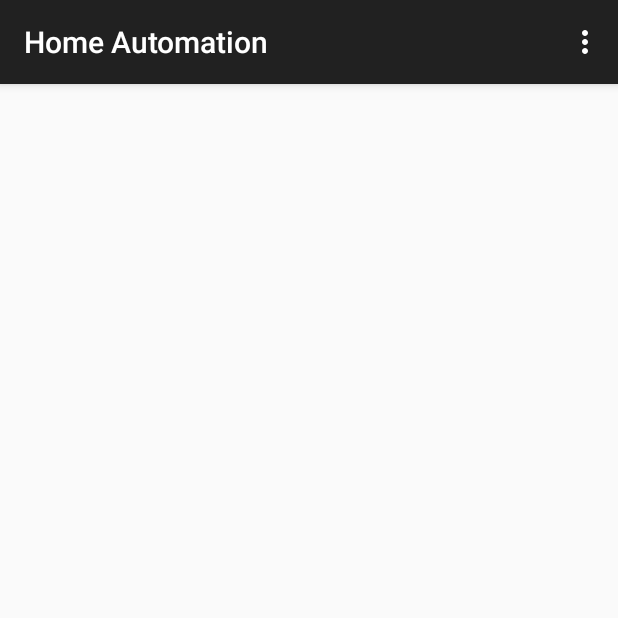
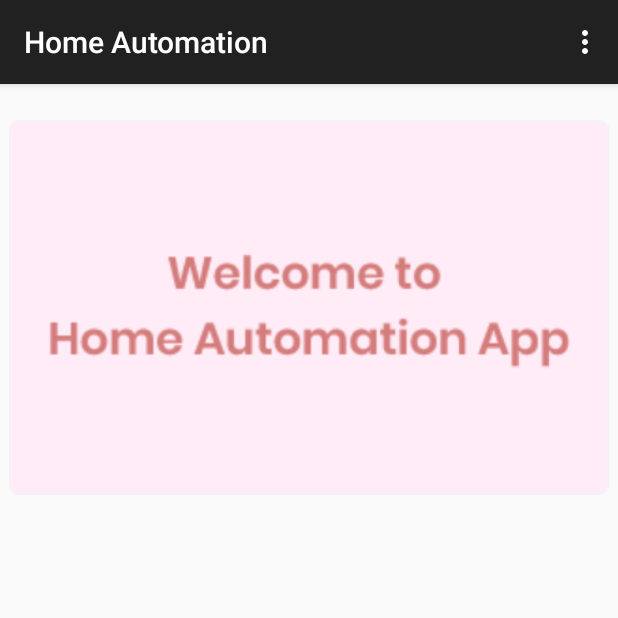
Before and after one commit to ivenacindy/HomeAutomation, an Android app: the MainActivity screen opened directly, with no data from a screen before it, on a phone screen of 412 x 824 dp, the top half of it. Run offline under Robolectric (Android 15) with nearby library versions, the phone set to English and light mode, and no system bars; our stand-ins replace Firebase (no records; nobody signed in at launch, a user with empty details on screens opened directly); libraries missing offline, so code that uses them is left out: com.firebase.client.

Commit message:
update imgview di main

```diff
--- a/app/src/main/java/com/example/homeautomation/MainActivity.java
+++ b/app/src/main/java/com/example/homeautomation/MainActivity.java
@@ -9,6 +9,9 @@ import android.support.v7.widget.RecyclerView;
 import android.view.Menu;
 import android.view.MenuInflater;
 import android.view.MenuItem;
+import android.widget.ImageView;
+import android.widget.Switch;
+import android.widget.TextView;
 import android.widget.Toast;
 
 import com.firebase.client.Firebase;
@@ -20,6 +23,8 @@ import com.google.firebase.database.ValueEventListener;
 
 import java.util.ArrayList;
 import java.util.List;
+
+import static com.example.homeautomation.R.drawable.welcome;
 
 public class MainActivity extends AppCompatActivity {
 
@@ -34,7 +39,9 @@ public class MainActivity extends AppCompatActivity {
     public static final String Firebase_Server_URL = "https://homeautomation-a5039.firebaseio.com/";
     public static final String Database_Path = "homeautomation-a5039";
 
-
+    Switch onoff;
+    TextView roomName;
+    ImageView imageView;
 
     public MainActivity(){}
 
@@ -45,6 +52,8 @@ public class MainActivity extends AppCompatActivity {
 
 //        firebase = new Firebase(Firebase_Server_URL);
 
+        imageView = (ImageView) findViewById(R.id.imageView);
+        imageView.setImageResource(welcome);
         rvRoom = (RecyclerView) findViewById(R.id.rv_main);
         rvRoom.setHasFixedSize(true);
 
```
